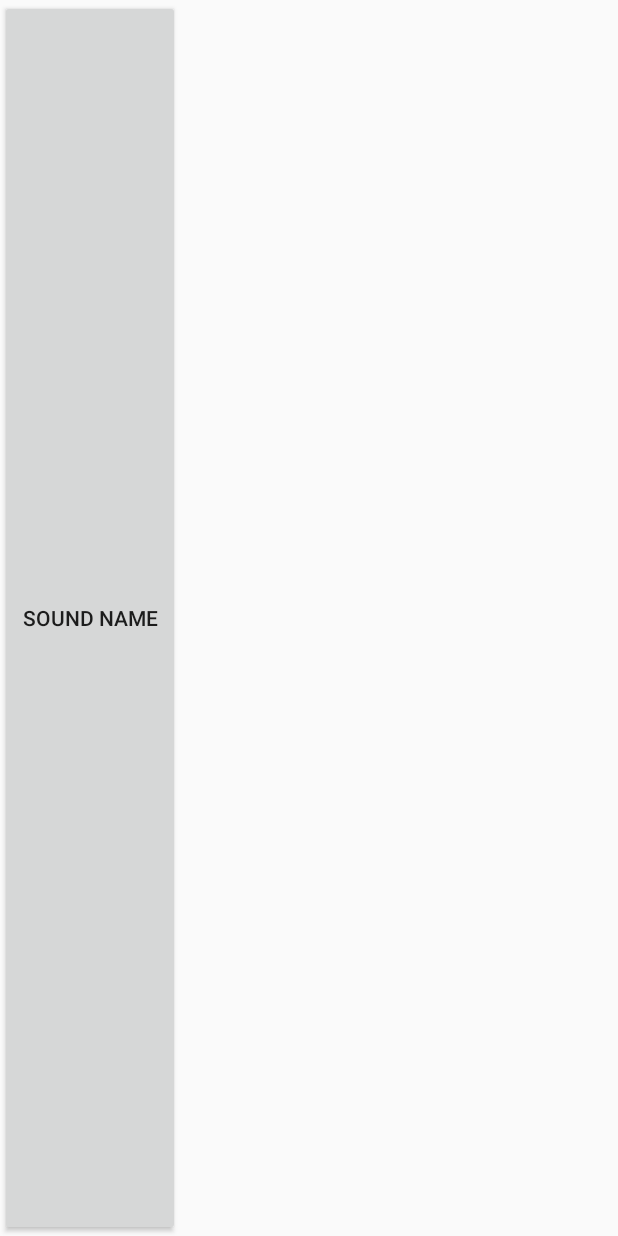
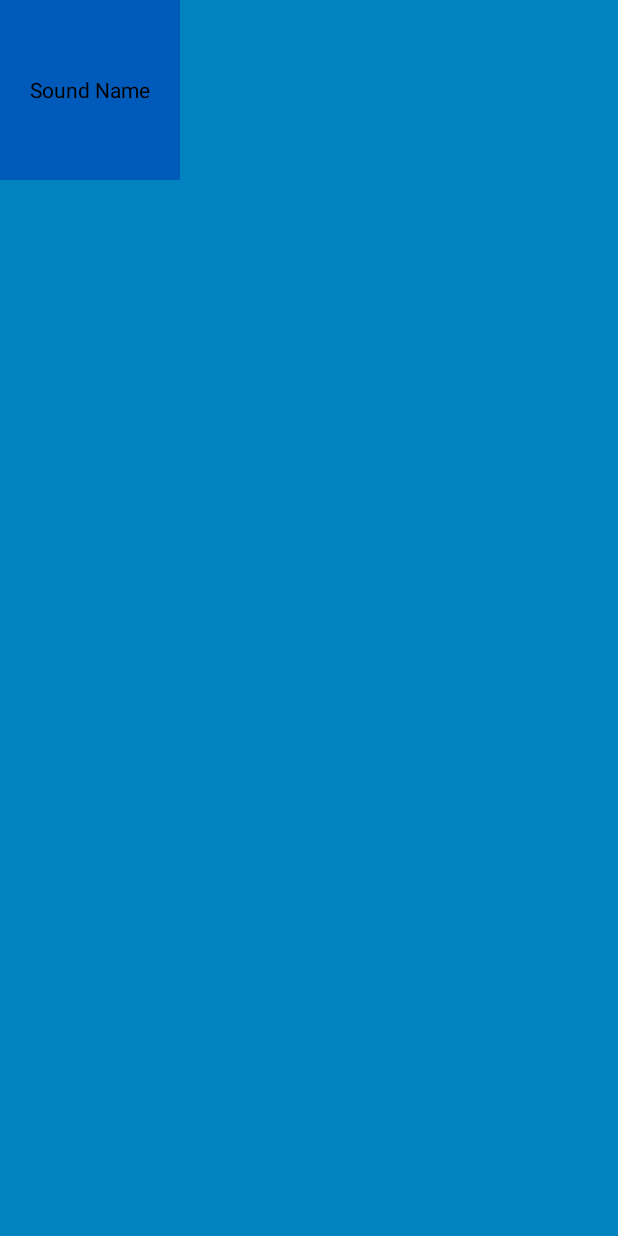
Before and after one commit to rockwellwindsor/beatbox, an Android app: the layout list_item_sound.xml on its own in the app's theme, with its tools: preview values and no code run, on a phone screen of 412 x 824 dp. Run offline under Robolectric (Android 15) with nearby library versions, the phone set to English and light mode, and no system bars.

Commit message:
Development:Finishes Chapter 20: Styles and Themes

```diff
--- a/app/src/main/res/layout/activity_fragment.xml
+++ b/app/src/main/res/layout/activity_fragment.xml
@@ -2,4 +2,6 @@
     xmlns:android="http://schemas.android.com/apk/res/android"
     android:id="@+id/fragment_container"
     android:layout_width="match_parent"
-    android:layout_height="match_parent"/>
+    android:layout_height="match_parent"
+    android:paddingTop="25dp"
+    android:paddingLeft="12dp"/>
--- a/app/src/main/res/layout/list_item_sound.xml
+++ b/app/src/main/res/layout/list_item_sound.xml
@@ -3,6 +3,8 @@
     xmlns:android="http://schemas.android.com/apk/res/android"
     xmlns:tools="http://schemas.android.com/tools"
     android:id="@+id/list_item_sound_button"
-    android:layout_height="match_parent"
+    style="@style/BeatBoxButton"
+    android:layout_height="120dp"
     android:layout_width="120dp"
+    android:layout_marginBottom="25dp"
     tools:text="Sound Name" />
--- a/app/src/main/res/values/colors.xml
+++ b/app/src/main/res/values/colors.xml
@@ -3,4 +3,10 @@
     <color name="colorPrimary">#3F51B5</color>
     <color name="colorPrimaryDark">#303F9F</color>
     <color name="colorAccent">#FF4081</color>
+
+    <color name="red">#f44336</color>
+    <color name="dark_red">#c3352b</color>
+    <color name="gray">#ccc</color>
+    <color name="soothing_blue">#0083bf</color>
+    <color name="dark_blue">#005aba</color>
 </resources>
--- a/app/src/main/res/values/styles.xml
+++ b/app/src/main/res/values/styles.xml
@@ -1,11 +1,18 @@
 <resources>
 
     <!-- Base application theme. -->
-    <style name="AppTheme" parent="Theme.AppCompat.Light.DarkActionBar">
+    <style name="AppTheme" parent="Theme.AppCompat">
         <!-- Customize your theme here. -->
-        <item name="colorPrimary">@color/colorPrimary</item>
-        <item name="colorPrimaryDark">@color/colorPrimaryDark</item>
-        <item name="colorAccent">@color/colorAccent</item>
+        <item name="colorPrimary">@color/red</item>
+        <item name="colorPrimaryDark">@color/dark_red</item>
+        <item name="colorAccent">@color/gray</item>
+
+        <item name="android:colorBackground">@color/soothing_blue</item>
+        <item name="buttonStyle">@style/BeatBoxButton</item>
+    </style>
+
+    <style name="BeatBoxButton" parent="android:style/Widget.Button">
+        <item name="android:background">@color/dark_blue</item>
     </style>
 
 </resources>
```
Also changed, not shown: app/src/main/java/com/example/android/windsordesignstudio/beatbox/BeatBox.java (+51 -1 lines), app/src/main/java/com/example/android/windsordesignstudio/beatbox/Sound.java (added, +36 -0 lines), app/src/main/java/com/example/android/windsordesignstudio/beatbox/fragment/BeatBoxFragment.java (+39 -12 lines).
